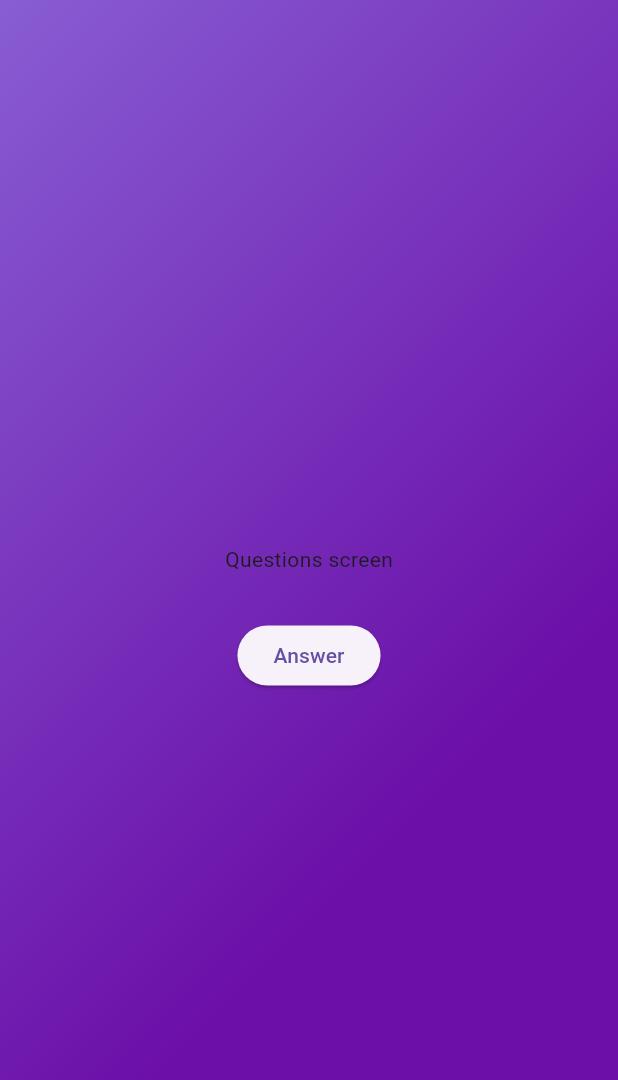
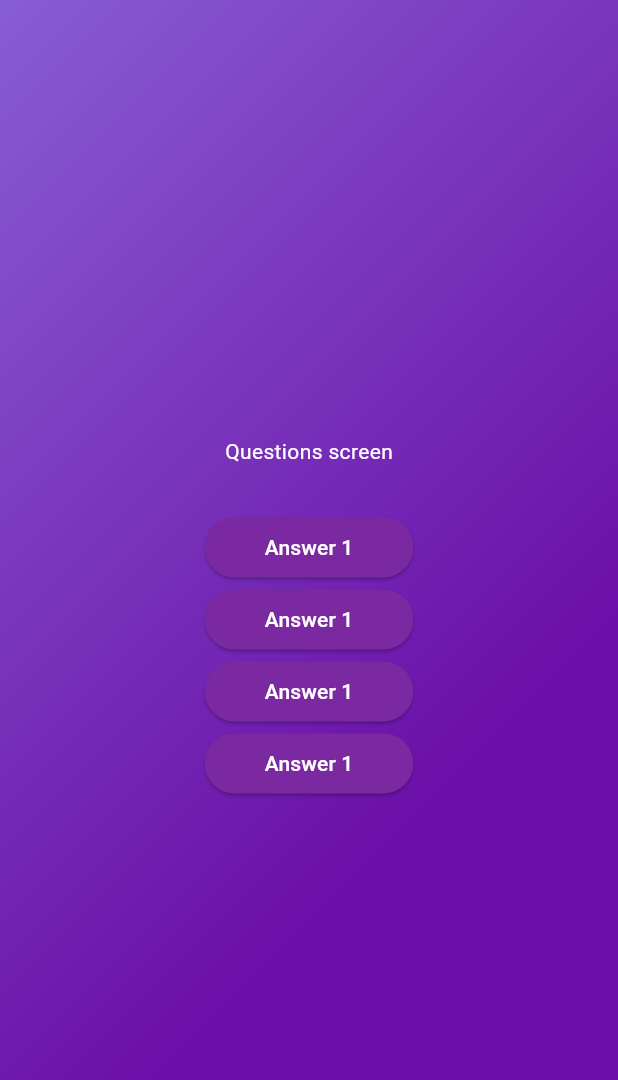
Before and after one commit to NevenD/adv_basics, a Flutter app: the screen it shows after launch, after a tap on "Start Quiz", on a phone screen of 412 x 824 dp. Shown: the top 1080 px of the screen. Run offline on Flutter 3.47's test engine with Material 3 defaults, Android fonts, the phone set to English and light mode, and no system bars.

Commit message:
Additional style of buttons

```diff
--- /dev/null
+++ b/lib/answer_button.dart
@@ -0,0 +1,26 @@
+import 'package:flutter/material.dart';
+
+class AnswerButton extends StatelessWidget {
+  const AnswerButton({
+    super.key,
+    required this.answerText,
+    required this.onTap,
+  });
+
+  final String answerText;
+  final void Function() onTap;
+
+  @override
+  Widget build(BuildContext context) {
+    return ElevatedButton(
+      onPressed: onTap,
+      style: ElevatedButton.styleFrom(
+        padding: const EdgeInsets.symmetric(horizontal: 40, vertical: 10),
+        backgroundColor: const Color.fromARGB(255, 122, 41, 160),
+        foregroundColor: Colors.white,
+        shape: RoundedRectangleBorder(borderRadius: BorderRadius.circular(40)),
+      ),
+      child: Text(answerText),
+    );
+  }
+}
--- a/lib/questions_screen.dart
+++ b/lib/questions_screen.dart
@@ -1,3 +1,4 @@
+import 'package:adv_basics/answer_button.dart';
 import 'package:flutter/material.dart';
 
 class QuestionsScreen extends StatefulWidget {
@@ -17,9 +18,12 @@ class _QuestionsScreenState extends State<QuestionsScreen> {
       child: Column(
         mainAxisAlignment: MainAxisAlignment.center,
         children: [
-          Text('Questions screen'),
+          Text('Questions screen', style: TextStyle(color: Colors.white)),
           SizedBox(height: 30),
-          ElevatedButton(onPressed: () {}, child: const Text('Answer')),
+          AnswerButton(answerText: 'Answer 1', onTap: () {}),
+          AnswerButton(answerText: 'Answer 1', onTap: () {}),
+          AnswerButton(answerText: 'Answer 1', onTap: () {}),
+          AnswerButton(answerText: 'Answer 1', onTap: () {}),
         ],
       ),
     );
```
